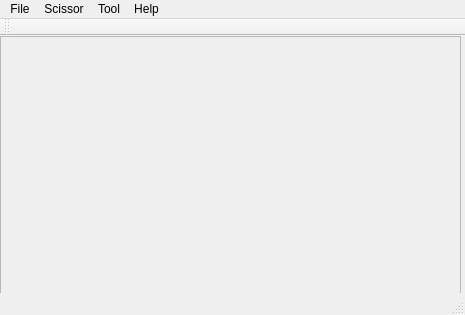
Before: the Qt Designer form Scissor/mainwindow.ui in Constannnnnt/COMP5421_Computer-Vision, drawn with Qt 5.
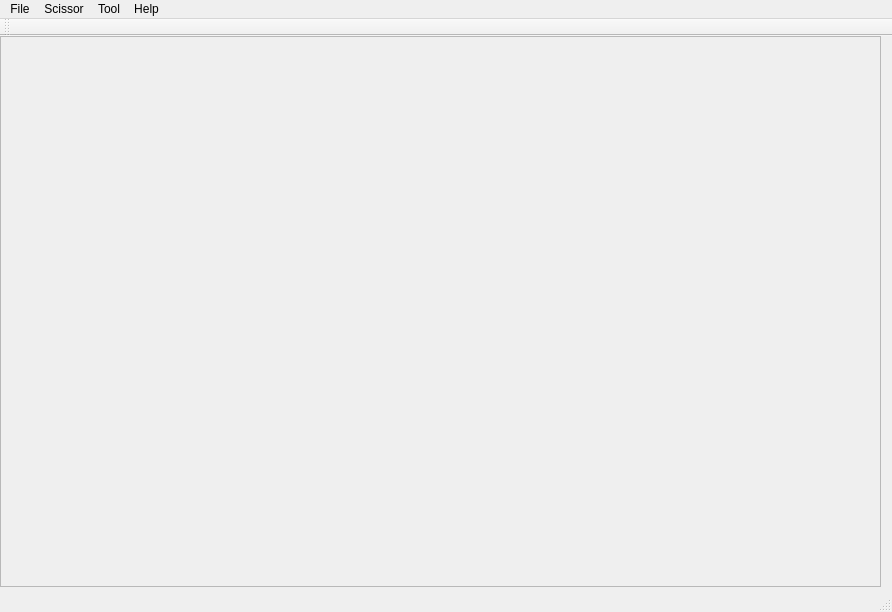
After: the same form once the commit is applied.

Diff of the .ui file:
```diff
--- a/Scissor/mainwindow.ui
+++ b/Scissor/mainwindow.ui
@@ -6,8 +6,8 @@
    <rect>
     <x>0</x>
     <y>0</y>
-    <width>465</width>
-    <height>315</height>
+    <width>892</width>
+    <height>612</height>
    </rect>
   </property>
   <property name="windowTitle">
@@ -19,8 +19,8 @@
      <rect>
       <x>0</x>
       <y>0</y>
-      <width>461</width>
-      <height>281</height>
+      <width>881</width>
+      <height>551</height>
      </rect>
     </property>
     <property name="widgetResizable">
@@ -31,14 +31,14 @@
       <rect>
        <x>0</x>
        <y>0</y>
-       <width>459</width>
-       <height>279</height>
+       <width>879</width>
+       <height>549</height>
       </rect>
      </property>
      <widget class="QLabel" name="label">
       <property name="geometry">
        <rect>
-        <x>0</x>
+        <x>10</x>
         <y>0</y>
         <width>461</width>
         <height>281</height>
@@ -56,8 +56,8 @@
     <rect>
      <x>0</x>
      <y>0</y>
-     <width>465</width>
-     <height>17</height>
+     <width>892</width>
+     <height>25</height>
     </rect>
    </property>
    <widget class="QMenu" name="menufile">
@@ -106,7 +106,7 @@
     <enum>TopToolBarArea</enum>
    </attribute>
    <attribute name="toolBarBreak">
-    <bool>false</bool>
+    <bool>true</bool>
    </attribute>
   </widget>
   <widget class="QStatusBar" name="statusBar"/>
```
Left out of the diff: 6 changed lines with no effect on the pictures.
